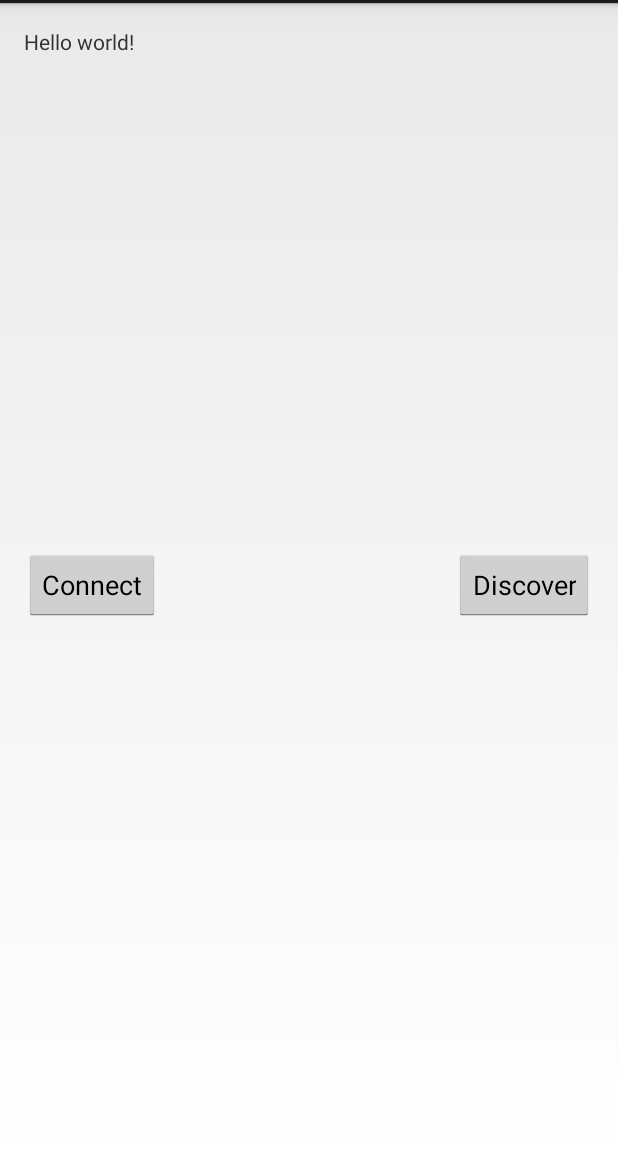
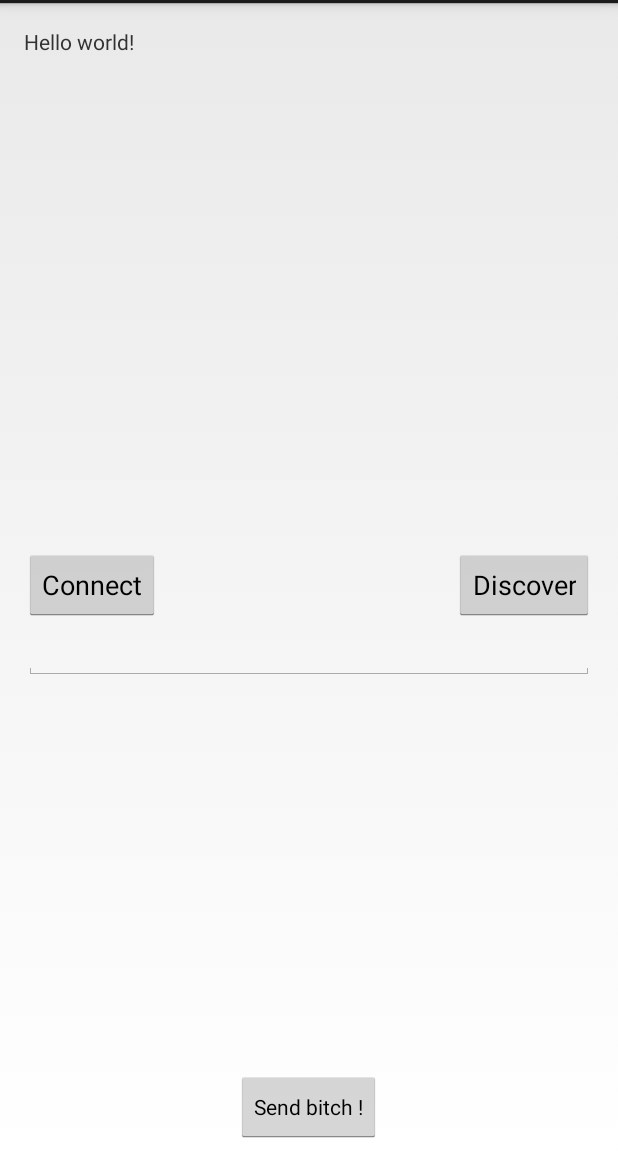
Before and after one commit to muratcansiz/WeP2P, an Android app: the screen it shows after launch (MainActivity), on a phone screen of 412 x 824 dp, the part 69-1236 px from its top. Run offline under Robolectric (Android 15) with nearby library versions, the phone set to English and light mode, and no system bars.

```diff
--- a/app/src/main/java/com/example/murat/wep2p/MainActivity.java
+++ b/app/src/main/java/com/example/murat/wep2p/MainActivity.java
@@ -7,15 +7,21 @@ import android.os.Bundle;
 import android.app.Activity;
 import android.content.Context;
 import android.content.IntentFilter;
+import android.os.StrictMode;
 import android.view.Menu;
 import android.view.View;
 import android.widget.Button;
 import android.util.Log;
 import android.net.wifi.p2p.WifiP2pDevice;
 import android.net.wifi.p2p.WifiP2pConfig;
+import android.widget.EditText;
 import android.widget.TextView;
 
+import java.io.IOException;
+import java.io.OutputStream;
 import java.net.InetAddress;
+import java.net.InetSocketAddress;
+import java.net.Socket;
 import java.util.ArrayList;
 import java.util.Collection;
 import java.util.Iterator;
@@ -23,19 +29,26 @@ import java.util.List;
 import java.util.ListIterator;
 
 public class MainActivity extends Activity {
+    private Boolean isTheOwner;
     private WifiP2pManager mManager;
     private WifiP2pManager.Channel mChannel;
     private WiFiDirectBroadcastReceiver mReceiver;
     private IntentFilter mIntentFilter;
     private Button discoverButton;
     private Button connectButton;
+    private Button sendButton;
     private TextView messageView;
+    private EditText messageEdit;
     private List<WifiP2pDevice> knownDevices;
     private FileServerAsyncTask server;
     private ArrayList<String> knownIpAddresses;
 
     @Override
     protected void onCreate(Bundle savedInstanceState) {
+        isTheOwner = false;
+        StrictMode.ThreadPolicy policy = new StrictMode.ThreadPolicy.Builder().permitAll().build();
+        StrictMode.setThreadPolicy(policy);
+
         super.onCreate(savedInstanceState);
         setContentView(R.layout.activity_main);
         knownIpAddresses = new ArrayList<String>();
@@ -51,7 +64,8 @@ public class MainActivity extends Activity {
         mIntentFilter.addAction(WifiP2pManager.WIFI_P2P_THIS_DEVICE_CHANGED_ACTION);
 
         messageView = (TextView) findViewById(R.id.textView);
-
+        messageEdit = (EditText) findViewById(R.id.editText);
+        server = new FileServerAsyncTask(getApplicationContext(), messageView, this);
         discoverButton = (Button) findViewById(R.id.button);
         discoverButton.setOnClickListener(new View.OnClickListener() {
             @Override
@@ -74,6 +88,15 @@ public class MainActivity extends Activity {
             @Override
             public void onClick(View view) {
                 connectToTheFirst();
+            }
+        });
+        this.knownDevices = new ArrayList<WifiP2pDevice>();
+
+        sendButton = (Button) findViewById(R.id.buttonSend);
+        sendButton.setOnClickListener(new View.OnClickListener() {
+            @Override
+            public void onClick(View view) {
+                propagateMessage();
             }
         });
         this.knownDevices = new ArrayList<WifiP2pDevice>();
@@ -110,6 +133,10 @@ public class MainActivity extends Activity {
         this.knownDevices.addAll(devices);
     }
 
+    public void setIsTheOwner(Boolean bool) {
+        this.isTheOwner = bool;
+    }
+
     private void connectToTheFirst() {
         if (this.knownDevices.size() == 0) return;
 
@@ -136,6 +163,55 @@ public class MainActivity extends Activity {
     }
 
     public void addIpAddress(String ip) {
-        this.knownIpAddresses.add(ip);
+        Log.d("P2P", "Adding ip: " + ip);
+        if (!this.knownIpAddresses.contains(ip)) this.knownIpAddresses.add(ip);
+    }
+
+    public void propagateMessage() {
+        Iterator<String> ite = this.knownIpAddresses.iterator();
+        while(ite.hasNext()) {
+            String ipAddress = ite.next();
+            String host = ipAddress;
+            int port = 8888;
+            Socket socket = new Socket();
+
+            try {
+                /**
+                 * Create a client socket with the host,
+                 * port, and timeout information.
+                 */
+                socket.bind(null);
+                socket.connect((new InetSocketAddress(host, port)), 500);
+
+                /**
+                 * Create a byte stream from a JPEG file and pipe it to the output stream
+                 * of the socket. This data will be retrieved by the server device.
+                 */
+                OutputStream outputStream = socket.getOutputStream();
+                String message = this.messageEdit.getText().toString();
+                Log.d("Sending", "Sending:" + message + " to: " + ipAddress);
+                outputStream.write(message.getBytes());
+
+                outputStream.close();
+            } catch (IOException e) {
+                //catch logic
+            }
+
+            /**
+             * Clean up any open sockets when done
+             * transferring or if an exception occurred.
+             */
+            finally {
+                if (socket != null) {
+                    if (socket.isConnected()) {
+                        try {
+                            socket.close();
+                        } catch (IOException e) {
+                            //catch logic
+                        }
+                    }
+                }
+            }
+        }
     }
 }
--- a/app/src/main/res/layout/activity_main.xml
+++ b/app/src/main/res/layout/activity_main.xml
@@ -25,4 +25,23 @@
         android:layout_alignTop="@+id/button"
         android:layout_alignParentLeft="true" />
 
+    <EditText
+        android:layout_width="wrap_content"
+        android:layout_height="wrap_content"
+        android:inputType="textMultiLine"
+        android:ems="10"
+        android:id="@+id/editText"
+        android:layout_below="@+id/button"
+        android:layout_alignParentLeft="true"
+        android:layout_alignParentRight="true" />
+
+    <Button
+        style="?android:attr/buttonStyleSmall"
+        android:layout_width="wrap_content"
+        android:layout_height="wrap_content"
+        android:text="Send bitch !"
+        android:id="@+id/buttonSend"
+        android:layout_alignParentBottom="true"
+        android:layout_centerHorizontal="true" />
+
 </RelativeLayout>
```
Also changed, not shown: app/src/main/java/com/example/murat/wep2p/FileServerAsyncTask.java (+8 -4 lines), app/src/main/java/com/example/murat/wep2p/WiFiDirectBroadcastReceiver.java (+3 -5 lines).
